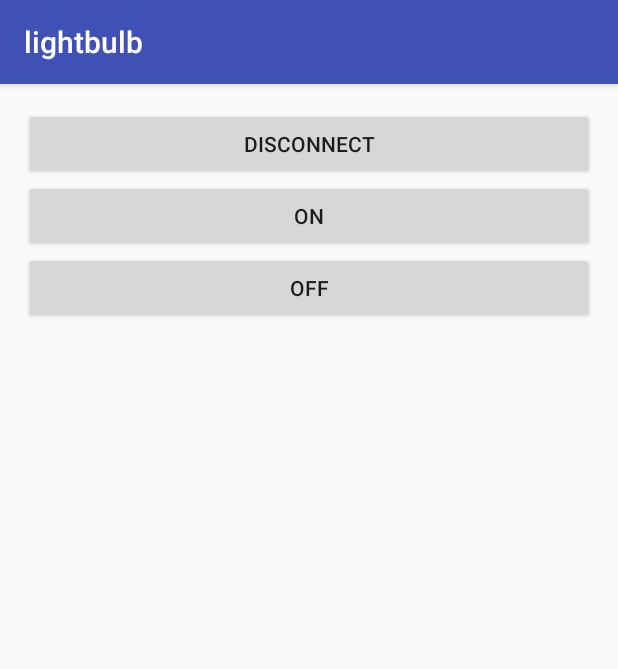
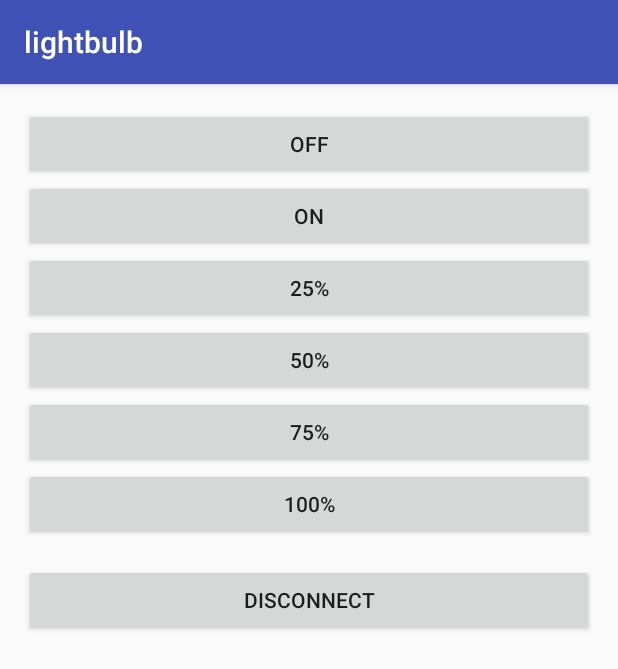
Before and after one commit to omarcin/lightbulb, an Android app: the screen it shows after launch (MainActivity), after a tap on "DISCONNECT", on a phone screen of 412 x 824 dp. Shown: the top 669 px of the screen. Run offline under Robolectric (Android 15) with nearby library versions, the phone set to English and light mode, and no system bars.

Commit message:
Service and intents to control the light bulb

```diff
--- a/app/src/main/java/com/oczeretko/lightbulb/MainActivity.java
+++ b/app/src/main/java/com/oczeretko/lightbulb/MainActivity.java
@@ -6,36 +6,37 @@ import android.view.*;
 
 public class MainActivity extends AppCompatActivity {
 
-    private BulbController controller;
-
     @Override
     protected void onCreate(Bundle savedInstanceState) {
         super.onCreate(savedInstanceState);
         setContentView(R.layout.activity_main);
     }
 
-    @Override
-    protected void onResume() {
-        super.onResume();
-        controller = new BulbController(this);
+    public void turn25(View view) {
+        startService(LightBulbService.getIntentSetLevel(this, 25));
     }
 
-    @Override
-    protected void onPause() {
-        super.onPause();
-        controller.close();
-        controller = null;
+    public void turn50(View view) {
+        startService(LightBulbService.getIntentSetLevel(this, 50));
+    }
+
+    public void turn75(View view) {
+        startService(LightBulbService.getIntentSetLevel(this, 75));
+    }
+
+    public void turn100(View view) {
+        startService(LightBulbService.getIntentSetLevel(this, 100));
+    }
+
+    public void turnOn(View view) {
+        startService(LightBulbService.getIntentTurnOn(this));
+    }
+
+    public void turnOff(View view) {
+        startService(LightBulbService.getIntentTurnOff(this));
     }
 
     public void disconnect(View view) {
-        controller.close();
-    }
-
-    public void turnOn(View view) {
-        controller.turnOn();
-    }
-
-    public void turnOff(View view) {
-        controller.turnOff();
+        startService(LightBulbService.getIntentDisconnect(this));
     }
 }
--- a/app/src/main/res/layout/activity_main.xml
+++ b/app/src/main/res/layout/activity_main.xml
@@ -10,27 +10,49 @@
     android:paddingRight="@dimen/activity_horizontal_margin"
     android:paddingTop="@dimen/activity_vertical_margin"
     tools:context="com.oczeretko.lightbulb.MainActivity">
-
+    <Button
+        android:layout_width="match_parent"
+        android:layout_height="wrap_content"
+        android:onClick="turnOff"
+        android:text="Off"
+        />
+    <Button
+        android:layout_width="match_parent"
+        android:layout_height="wrap_content"
+        android:onClick="turnOn"
+        android:text="On"
+        />
+    <Button
+        android:layout_width="match_parent"
+        android:layout_height="wrap_content"
+        android:onClick="turn25"
+        android:text="25%"
+        />
+    <Button
+        android:layout_width="match_parent"
+        android:layout_height="wrap_content"
+        android:onClick="turn50"
+        android:text="50%"
+        />
+    <Button
+        android:layout_width="match_parent"
+        android:layout_height="wrap_content"
+        android:onClick="turn75"
+        android:text="75%"
+        />
+    <Button
+        android:layout_width="match_parent"
+        android:layout_height="wrap_content"
+        android:onClick="turn100"
+        android:text="100%"
+        />
+    <android.support.v4.widget.Space
+        android:layout_width="match_parent"
+        android:layout_height="16dp"/>
     <Button
         android:layout_width="match_parent"
         android:layout_height="wrap_content"
         android:onClick="disconnect"
         android:text="Disconnect"
         />
-
-    <Button
-        android:layout_width="match_parent"
-        android:layout_height="wrap_content"
-        android:onClick="turnOn"
-        android:text="On"
-        />
-
-
-    <Button
-        android:layout_width="match_parent"
-        android:layout_height="wrap_content"
-        android:onClick="turnOff"
-        android:text="Off"
-        />
-
 </LinearLayout>
--- /dev/null
+++ b/app/src/main/res/values/config.xml
@@ -0,0 +1,4 @@
+<?xml version="1.0" encoding="utf-8"?>
+<resources>
+    <integer name="service.lightbulb.ttlinmillis">60000</integer>
+</resources>
```
Also changed, not shown: app/src/main/java/com/oczeretko/lightbulb/BulbController.java (+33 -11 lines), app/src/main/java/com/oczeretko/lightbulb/LightBulbService.java (+69 -7 lines).
